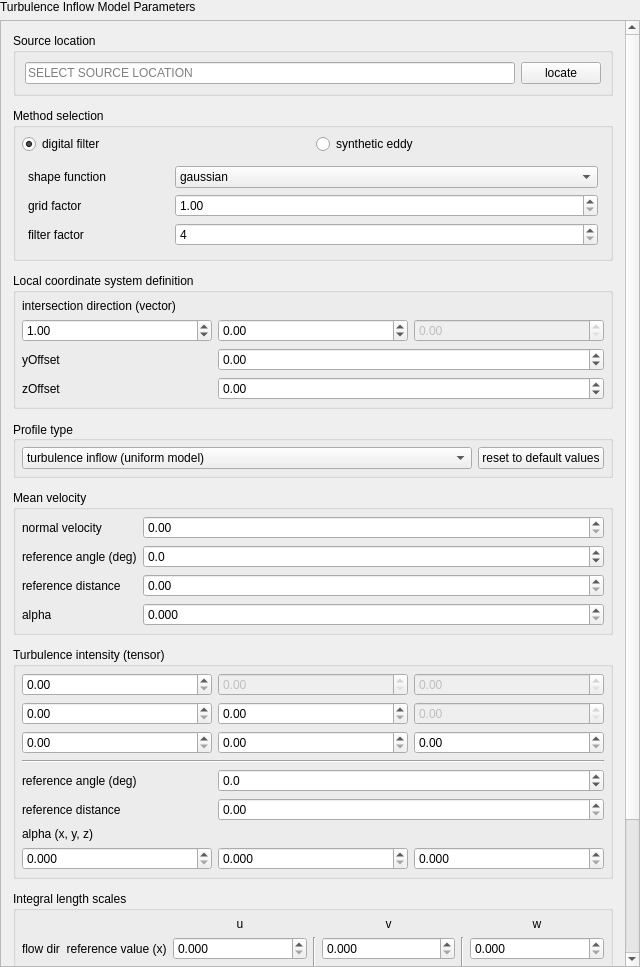
The window that widgets/inflowparameterwidget.ui (NHERI-SimCenter/TurbulenceInflowTool) describes before a commit, drawn with Qt 5.
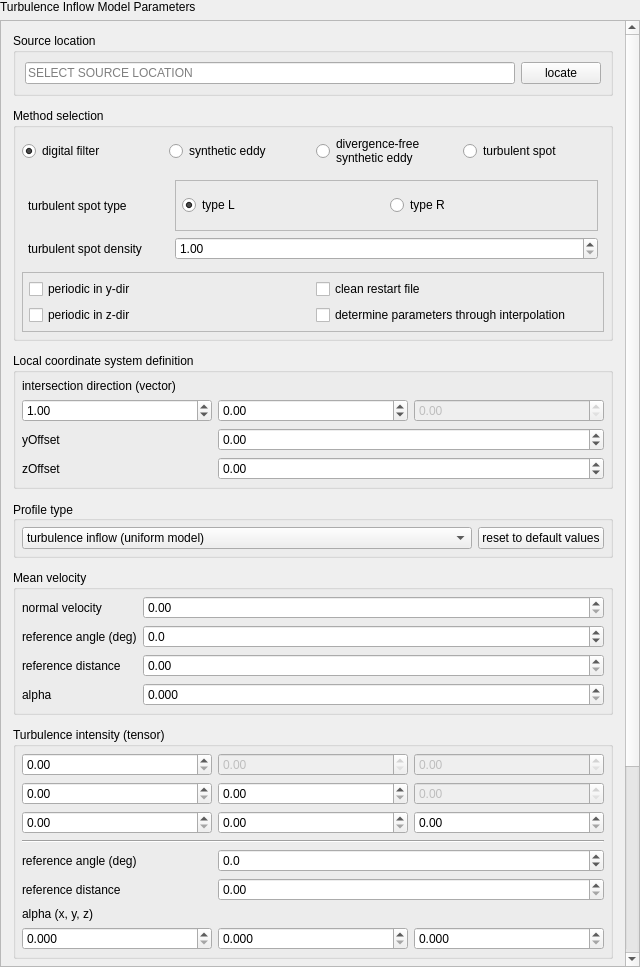
The same window after the commit. The open tabs and pages were chosen to show the change.

Commit message: Adjusting the interface for periodic turbulence

Patch:
```diff
--- a/widgets/inflowparameterwidget.ui
+++ b/widgets/inflowparameterwidget.ui
@@ -10,6 +10,12 @@
     <height>967</height>
    </rect>
   </property>
+  <property name="minimumSize">
+   <size>
+    <width>0</width>
+    <height>0</height>
+   </size>
+  </property>
   <property name="windowTitle">
    <string>Frame</string>
   </property>
@@ -50,7 +56,7 @@
         <x>0</x>
         <y>0</y>
         <width>638</width>
-        <height>1093</height>
+        <height>1161</height>
        </rect>
       </property>
       <layout class="QVBoxLayout" name="verticalLayout">
@@ -134,6 +140,9 @@
           <property name="bottomMargin">
            <number>6</number>
           </property>
+          <property name="verticalSpacing">
+           <number>6</number>
+          </property>
           <item row="0" column="1">
            <widget class="QRadioButton" name="RB_syntheticEddie">
             <property name="text">
@@ -141,6 +150,21 @@
             </property>
            </widget>
           </item>
+          <item row="0" column="3">
+           <widget class="QRadioButton" name="RB_turbulentSpot">
+            <property name="text">
+             <string>turbulent spot</string>
+            </property>
+           </widget>
+          </item>
+          <item row="0" column="2">
+           <widget class="QRadioButton" name="RB_divergenceFree">
+            <property name="text">
+             <string>divergence-free
+synthetic eddy</string>
+            </property>
+           </widget>
+          </item>
           <item row="0" column="0">
            <widget class="QRadioButton" name="RB_digitalFilter">
             <property name="text">
@@ -151,7 +175,7 @@
             </property>
            </widget>
           </item>
-          <item row="1" column="0" colspan="2">
+          <item row="1" column="0" colspan="4">
            <widget class="QStackedWidget" name="stackedMethods">
             <property name="currentIndex">
              <number>0</number>
@@ -173,7 +197,14 @@
               <item row="0" column="0">
                <widget class="QLabel" name="label_shaoe">
                 <property name="text">
-                 <string>shape function</string>
+                 <string>filter type</string>
+                </property>
+               </widget>
+              </item>
+              <item row="2" column="1">
+               <widget class="QSpinBox" name="filterFactor">
+                <property name="minimum">
+                 <number>4</number>
                 </property>
                </widget>
               </item>
@@ -286,6 +317,178 @@
               </item>
              </layout>
             </widget>
+            <widget class="QWidget" name="divergenceFreePage">
+             <layout class="QGridLayout" name="gridLayout_10" columnstretch="1,3">
+              <property name="leftMargin">
+               <number>6</number>
+              </property>
+              <property name="topMargin">
+               <number>6</number>
+              </property>
+              <property name="rightMargin">
+               <number>6</number>
+              </property>
+              <property name="bottomMargin">
+               <number>6</number>
+              </property>
+              <item row="0" column="0">
+               <widget class="QLabel" name="label_eddyDensity2">
+                <property name="text">
+                 <string>eddy density</string>
+                </property>
+               </widget>
+              </item>
+              <item row="0" column="1">
+               <widget class="QDoubleSpinBox" name="divEddyDensity">
+                <property name="minimum">
+                 <double>1.000000000000000</double>
+                </property>
+                <property name="singleStep">
+                 <double>0.010000000000000</double>
+                </property>
+               </widget>
+              </item>
+             </layout>
+            </widget>
+            <widget class="QWidget" name="turbulentSpotPage">
+             <layout class="QGridLayout" name="gridLayout_11" columnstretch="1,3">
+              <property name="leftMargin">
+               <number>6</number>
+              </property>
+              <property name="topMargin">
+               <number>6</number>
+              </property>
+              <property name="rightMargin">
+               <number>6</number>
+              </property>
+              <property name="bottomMargin">
+               <number>6</number>
+              </property>
+              <property name="verticalSpacing">
+               <number>6</number>
+              </property>
+              <item row="1" column="0">
+               <widget class="QLabel" name="label_turbulentSpotDensity">
+                <property name="text">
+                 <string>turbulent spot density</string>
+                </property>
+               </widget>
+              </item>
+              <item row="0" column="0">
+               <widget class="QLabel" name="label_turbulentSpotType">
+                <property name="text">
+                 <string>turbulent spot type</string>
+                </property>
+               </widget>
+              </item>
+              <item row="1" column="1">
+               <widget class="QDoubleSpinBox" name="turbulentSpotDensity">
+                <property name="minimum">
+                 <double>1.000000000000000</double>
+                </property>
+               </widget>
+              </item>
+              <item row="0" column="1">
+               <widget class="QFrame" name="frame">
+                <property name="frameShape">
+                 <enum>QFrame::StyledPanel</enum>
+                </property>
+                <property name="frameShadow">
+                 <enum>QFrame::Raised</enum>
+                </property>
+                <layout class="QHBoxLayout" name="horizontalLayout_2">
+                 <property name="leftMargin">
+                  <number>6</number>
+                 </property>
+                 <property name="topMargin">
+                  <number>6</number>
+                 </property>
+                 <property name="rightMargin">
+                  <number>6</number>
+                 </property>
+                 <property name="bottomMargin">
+                  <number>6</number>
+                 </property>
+                 <item>
+                  <widget class="QRadioButton" name="RB_turbulentSpotTypeL">
+                   <property name="text">
+                    <string>type L</string>
+                   </property>
+                   <property name="checked">
+                    <bool>true</bool>
+                   </property>
+                  </widget>
+                 </item>
+                 <item>
+                  <widget class="QRadioButton" name="RB_turbulentSpotTypeR">
+                   <property name="text">
+                    <string>type R</string>
+                   </property>
+                  </widget>
+                 </item>
+                </layout>
+               </widget>
+              </item>
+             </layout>
+            </widget>
+           </widget>
+          </item>
+          <item row="2" column="0" colspan="4">
+           <widget class="QFrame" name="optionsFrame_1">
+            <property name="minimumSize">
+             <size>
+              <width>0</width>
+              <height>0</height>
+             </size>
+            </property>
+            <property name="frameShape">
+             <enum>QFrame::StyledPanel</enum>
+            </property>
+            <property name="frameShadow">
+             <enum>QFrame::Raised</enum>
+            </property>
+            <layout class="QGridLayout" name="gridLayout_9">
+             <property name="leftMargin">
+              <number>6</number>
+             </property>
+             <property name="topMargin">
+              <number>6</number>
+             </property>
+             <property name="rightMargin">
+              <number>6</number>
+             </property>
+             <property name="bottomMargin">
+              <number>6</number>
+             </property>
+             <item row="2" column="1">
+              <widget class="QCheckBox" name="CBx_periodicZ">
+               <property name="text">
+                <string>periodic in z-dir</string>
+               </property>
+              </widget>
+             </item>
+             <item row="1" column="2">
+              <widget class="QCheckBox" name="CBx_cleanRestart">
+               <property name="text">
+                <string>clean restart file</string>
+               </property>
+              </widget>
+             </item>
+             <item row="2" column="2">
+              <widget class="QCheckBox" name="CBx_interpolateParameters">
+               <property name="text">
+                <string>determine parameters through interpolation</string>
+               </property>
+              </widget>
+             </item>
+             <item row="1" column="1">
+              <widget class="QCheckBox" name="CBx_periodicY">
+               <property name="text">
+                <string>periodic in y-dir</string>
+               </property>
+              </widget>
+             </item>
+            </layout>
            </widget>
           </item>
          </layout>
```
Left out of the diff: 89 changed lines with no effect on the pictures. The commit also changes 2 other files.
